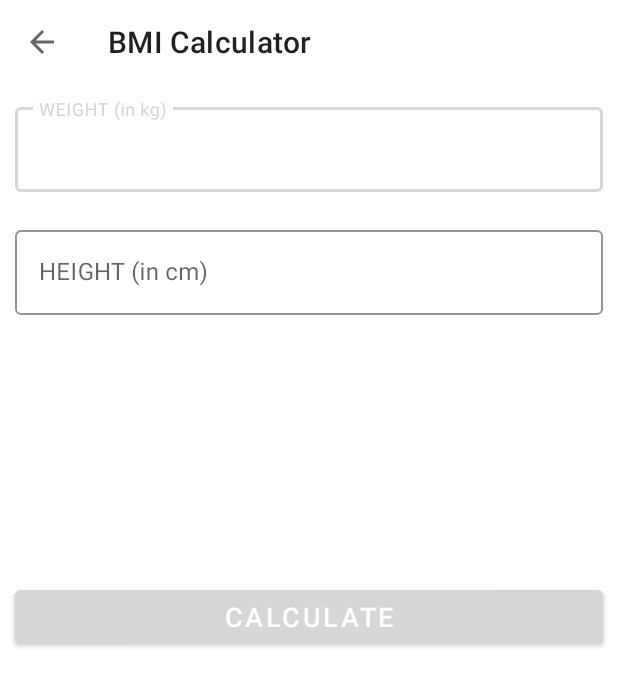
After one commit to LeVi4869/AndroidDevStudies, an Android app: the BMIActivity screen opened directly, with no data from a screen before it, on a phone screen of 412 x 824 dp. The commit adds this screen. Shown: the top 686 px of the screen. Run offline under Robolectric (Android 15) with nearby library versions, the phone set to English and light mode, and no system bars.

Commit message:
setting up the bmi calculator

```diff
--- a/7MinWorkout/app/src/main/AndroidManifest.xml
+++ b/7MinWorkout/app/src/main/AndroidManifest.xml
@@ -16,6 +16,9 @@
         android:supportsRtl="true"
         android:theme="@style/Theme.7MinWorkout">
         <activity
+            android:name=".BMIActivity"
+            android:exported="true" />
+        <activity
             android:name=".FinishActivity"
             android:exported="true" />
         <activity
--- a/7MinWorkout/app/src/main/java/com/example/a7minworkout/MainActivity.kt
+++ b/7MinWorkout/app/src/main/java/com/example/a7minworkout/MainActivity.kt
@@ -20,6 +20,11 @@
             val intent = Intent(this, ExerciseActivity::class.java)
             startActivity(intent)
         }
+
+        binding?.flBMI?.setOnClickListener{
+            val intent = Intent(this, BMIActivity::class.java)
+            startActivity(intent)
+        }
     }
 
     override fun onDestroy() {
--- /dev/null
+++ b/7MinWorkout/app/src/main/res/layout/activity_bmi.xml
@@ -0,0 +1,120 @@
+<?xml version="1.0" encoding="utf-8"?>
+<!--TODO(Step 4 : Added a toolbar in the BMI calculator activity layout.)-->
+<!--START-->
+<RelativeLayout xmlns:android="http://schemas.android.com/apk/res/android"
+    xmlns:tools="http://schemas.android.com/tools"
+    android:layout_width="match_parent"
+    android:layout_height="match_parent"
+    xmlns:app="http://schemas.android.com/apk/res-auto"
+    tools:context=".BMIActivity">
+
+    <androidx.appcompat.widget.Toolbar
+        android:id="@+id/toolbar_bmi_activity"
+        android:layout_width="match_parent"
+        android:layout_height="?android:attr/actionBarSize"
+        android:background="#FFFFFF" />
+
+    <!--positioned below toolbar-->
+    <com.google.android.material.textfield.TextInputLayout
+        android:id="@+id/tilMetricUnitWeight"
+        android:layout_margin="10dp"
+        app:boxStrokeColor="@color/colorAccent"
+        app:hintTextColor="@color/colorAccent"
+        android:layout_below="@id/toolbar_bmi_activity"
+        style="@style/Widget.MaterialComponents.TextInputLayout.OutlinedBox"
+        android:layout_width="match_parent"
+        android:layout_height="wrap_content">
+
+        <androidx.appcompat.widget.AppCompatEditText
+            android:id="@+id/etMetricUnitWeight"
+            android:layout_width="match_parent"
+            android:layout_height="wrap_content"
+            android:hint="WEIGHT (in kg)"
+            android:inputType="numberDecimal"
+            android:textSize="16sp" />
+    </com.google.android.material.textfield.TextInputLayout>
+    <!--positioned below tilMetricUnitWeight-->
+    <com.google.android.material.textfield.TextInputLayout
+        android:layout_below="@id/tilMetricUnitWeight"
+        android:id="@+id/tilMetricUnitHeight"
+        app:boxStrokeColor="@color/colorAccent"
+        app:hintTextColor="@color/colorAccent"
+        style="@style/Widget.MaterialComponents.TextInputLayout.OutlinedBox"
+        android:layout_width="match_parent"
+        android:layout_marginTop="10dp"
+        android:layout_margin="10dp"
+        android:layout_height="wrap_content">
+
+        <androidx.appcompat.widget.AppCompatEditText
+            android:id="@+id/etMetricUnitHeight"
+            android:layout_width="match_parent"
+            android:layout_height="wrap_content"
+            android:hint="HEIGHT (in cm)"
+            android:inputType="numberDecimal"
+            android:textSize="16sp" />
+    </com.google.android.material.textfield.TextInputLayout>
+
+    <!--positioned below tilMetricUnitHeight-->
+    <LinearLayout
+        android:padding="10dp"
+        android:layout_below="@id/tilMetricUnitHeight"
+        android:id="@+id/llDisplayBMIResult"
+        android:layout_width="match_parent"
+        android:layout_height="wrap_content"
+        android:layout_marginTop="25dp"
+        android:orientation="vertical"
+        android:visibility="invisible"
+        tools:visibility="visible">
+
+        <TextView
+            android:id="@+id/tvYourBMI"
+            android:layout_width="match_parent"
+            android:layout_height="wrap_content"
+            android:gravity="center"
+            android:text="YOUR BMI"
+            android:textAllCaps="true"
+            android:textSize="16sp" />
+
+        <TextView
+            android:id="@+id/tvBMIValue"
+            android:layout_width="match_parent"
+            android:layout_height="wrap_content"
+            android:layout_marginTop="5dp"
+            android:gravity="center"
+            android:textSize="18sp"
+            android:textStyle="bold"
+            tools:text="15.00" />
+
+        <TextView
+            android:id="@+id/tvBMIType"
+            android:layout_width="match_parent"
+            android:layout_height="wrap_content"
+            android:layout_marginTop="5dp"
+            android:gravity="center"
+            android:textSize="18sp"
+            tools:text="Normal" />
+
+        <TextView
+            android:id="@+id/tvBMIDescription"
+            android:layout_width="match_parent"
+            android:layout_height="wrap_content"
+            android:layout_marginTop="5dp"
+            android:gravity="center"
+            android:textSize="18sp"
+            tools:text="Normal" />
+    </LinearLayout>
+    <!--positioned below llDisplayBMIResult-->
+    <Button
+        android:layout_margin="10dp"
+        android:layout_below="@id/llDisplayBMIResult"
+        android:id="@+id/btnCalculateUnits"
+        android:layout_width="match_parent"
+        android:layout_height="wrap_content"
+        android:layout_gravity="bottom"
+        android:layout_marginTop="35dp"
+        android:backgroundTint="@color/colorAccent"
+        android:text="CALCULATE"
+        android:textColor="#FFFFFF"
+        android:textSize="18sp" />
+</RelativeLayout>
+    <!--END-->
```
Also changed, not shown: 7MinWorkout/app/src/main/java/com/example/a7minworkout/BMIActivity.kt (added, +85 -0 lines), 7MinWorkout/app/src/main/res/layout/activity_main.xml (+36 -0 lines).
